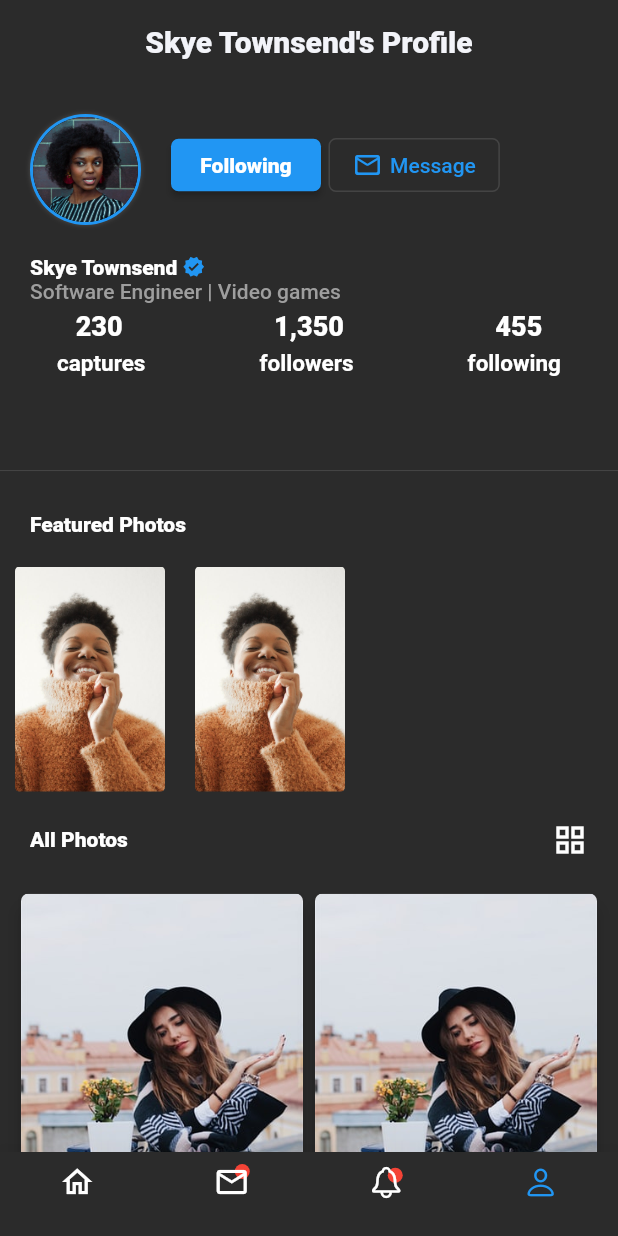
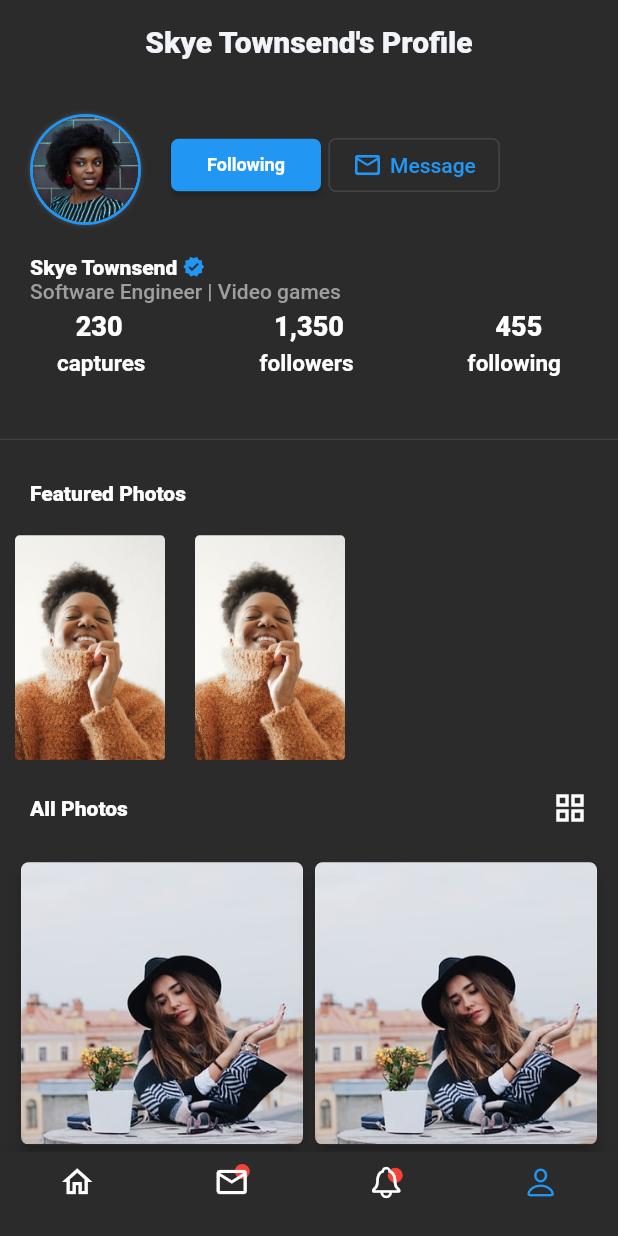
Before and after one commit to rocksolutions-io/socialkitUI_instagramClone, a Flutter app: the screen it shows after launch, swiped to page 4, on a phone screen of 412 x 824 dp. Run offline on Flutter 3.47's test engine with Material 2 defaults, Android fonts, the phone set to English and light mode, and no system bars; our stand-ins replace flutter_icons.

Commit message:
fixed bugs

```diff
--- a/lib/pages/profile.dart
+++ b/lib/pages/profile.dart
@@ -23,7 +23,7 @@ class _ProfileState extends State<Profile> {
         shrinkWrap: true,
         children: [
           Container(
-            height: MediaQuery.of(context).size.height / 3.3,
+            height: MediaQuery.of(context).size.height / 3.6,
             width: MediaQuery.of(context).size.width,
             child: Column(
               mainAxisAlignment: MainAxisAlignment.start,
@@ -83,9 +83,9 @@ class _ProfileState extends State<Profile> {
                                     child: Text(
                                       'Following',
                                       style: TextStyle(
-                                        fontSize: 14.0,
+                                        fontSize: 12.0,
                                         color: Colors.white,
-                                        fontWeight: FontWeight.w900,
+                                        fontWeight: FontWeight.bold,
                                       ),
                                     ),
                                   ),
```
